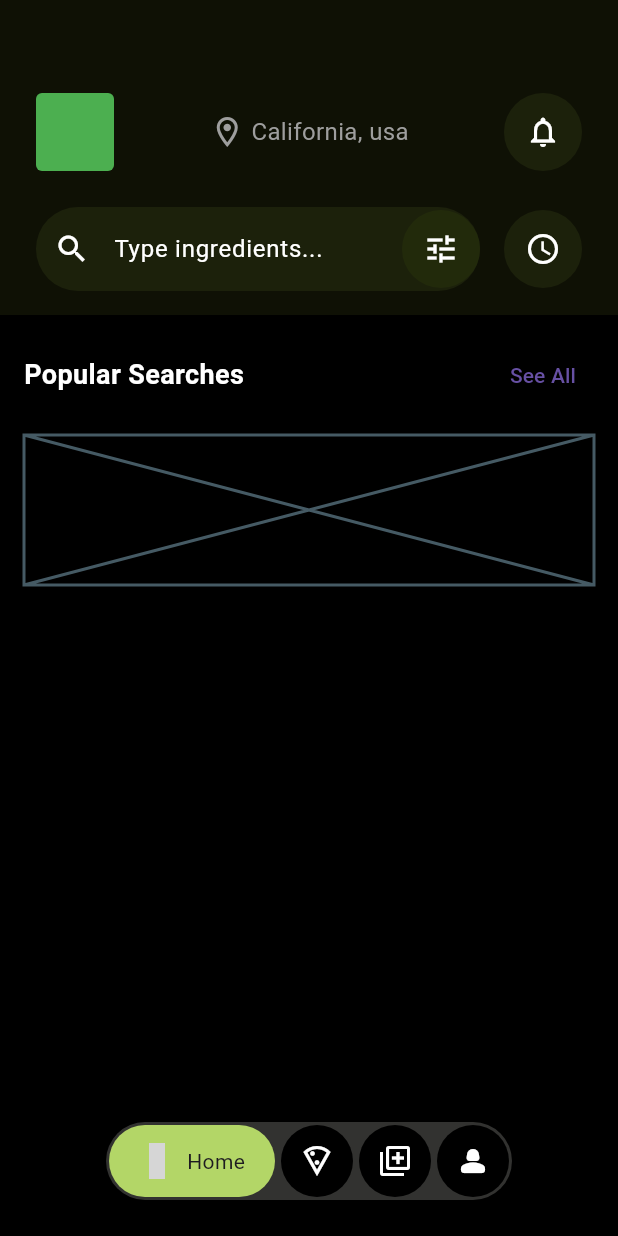
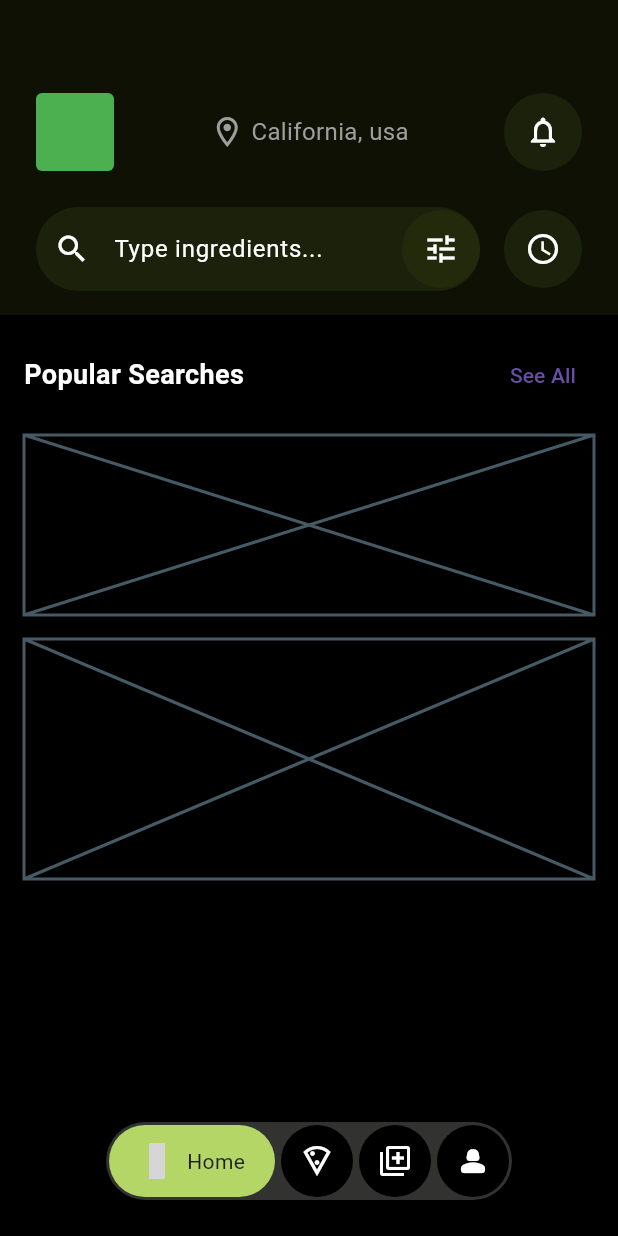
Before and after one commit to JAICHANGPARK/flutter_notebook_chapter_43, a Flutter app: the FoodOrderMainPage screen opened directly, on a phone screen of 412 x 824 dp. Run offline on Flutter 3.47's test engine with Material 3 defaults, Android fonts, the phone set to English and light mode, and no system bars; our stand-ins replace gap, hugeicons, percent_indicator; grey boxes are pictures that could not be loaded.

Commit message:
Update food_order_home_page.dart

```diff
--- a/lib/ep2393_food_order_app/ui/home/food_order_home_page.dart
+++ b/lib/ep2393_food_order_app/ui/home/food_order_home_page.dart
@@ -37,9 +37,14 @@ class _FoodOrderHomePageState extends State<FoodOrderHomePage> {
               ],
             ),
             Container(
-              height: 100,
+              height: 120,
               child: Placeholder(),
-            )
+            ),
+            Container(
+              height: 160,
+              child: Placeholder(),
+            ),
+
           ],
         ),
       ),
```
